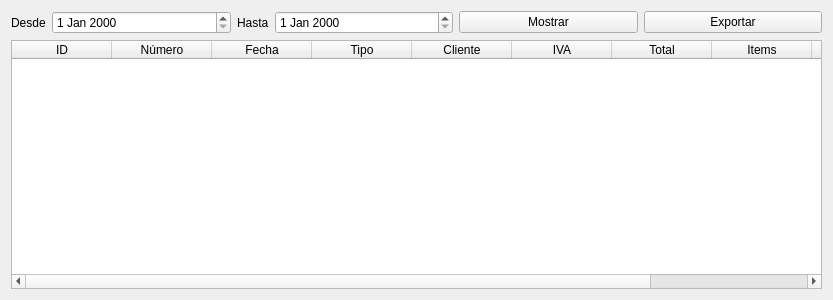
The window that banta/res/ui/bill_list.ui (jerobarraco/banta) describes before a commit, drawn with Qt 5.
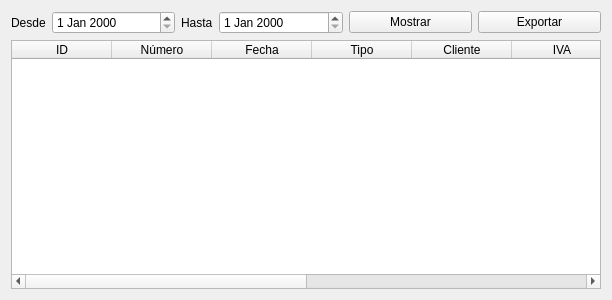
The same window after the commit.

Patch:
```diff
--- a/banta/res/ui/bill_list.ui
+++ b/banta/res/ui/bill_list.ui
@@ -6,7 +6,7 @@
    <rect>
     <x>0</x>
     <y>0</y>
-    <width>833</width>
+    <width>612</width>
     <height>300</height>
    </rect>
   </property>
```
Left out of the diff: 9 changed lines with no effect on the pictures.
